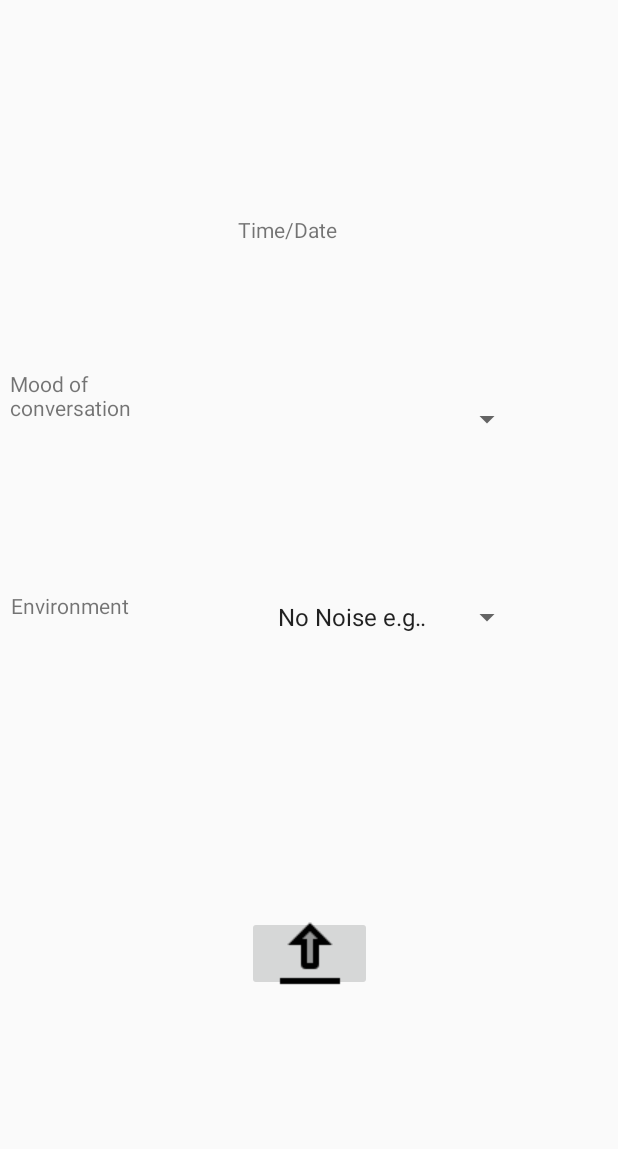
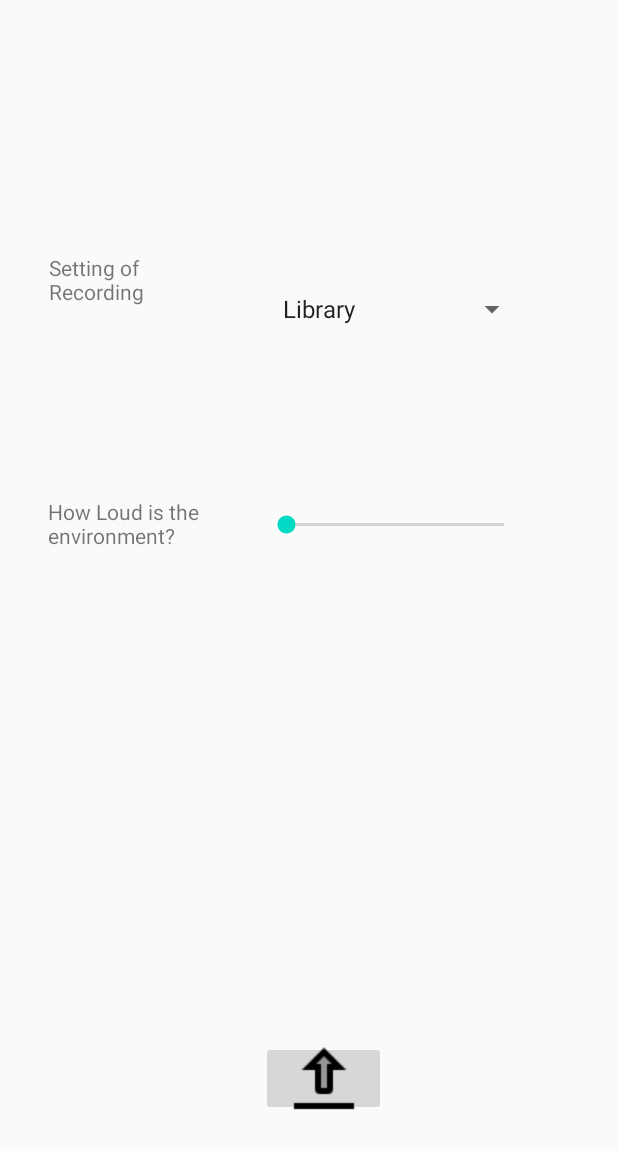
Before and after one commit to chrisdrake112/HeliosVoice, an Android app: the UploadActivity screen opened directly, with no data from a screen before it, on a phone screen of 412 x 824 dp. Shown: the top 1149 px of the screen. Run offline under Robolectric (Android 15) with nearby library versions, the phone set to English and light mode, and no system bars; our stand-ins replace Firebase (no records; nobody signed in at launch, a user with empty details on screens opened directly).

Commit message:
Uploads to firestore and fix to recordaudio()

```diff
--- a/HeliosOrganicSocialGraph/app/build.gradle
+++ b/HeliosOrganicSocialGraph/app/build.gradle
@@ -36,6 +36,7 @@ dependencies {
     implementation 'com.android.support.constraint:constraint-layout:2.0.4'
     implementation 'com.google.firebase:firebase-database:19.2.1'
     implementation 'com.google.firebase:firebase-auth:21.0.1'
+    implementation 'com.google.firebase:firebase-firestore:23.0.3'
     testImplementation 'junit:junit:4.+'
     androidTestImplementation 'com.android.support.test:runner:1.0.2'
     androidTestImplementation 'com.android.support.test.espresso:espresso-core:3.0.2'
--- a/HeliosOrganicSocialGraph/app/src/main/java/ie/adaptcentre/heliosorganicsocialgraph/UploadActivity.java
+++ b/HeliosOrganicSocialGraph/app/src/main/java/ie/adaptcentre/heliosorganicsocialgraph/UploadActivity.java
@@ -1,13 +1,26 @@
 package ie.adaptcentre.heliosorganicsocialgraph;
 
 import android.os.Bundle;
+import android.util.Log;
+import android.view.View;
 import android.widget.ArrayAdapter;
+import android.widget.ImageButton;
 import android.widget.Spinner;
 
+import androidx.annotation.NonNull;
 import androidx.appcompat.app.AppCompatActivity;
 
+import com.google.android.gms.tasks.OnFailureListener;
+import com.google.android.gms.tasks.OnSuccessListener;
+import com.google.firebase.firestore.DocumentReference;
+import com.google.firebase.firestore.FirebaseFirestore;
+
+import java.util.Date;
+import java.util.HashMap;
+import java.util.Map;
+
+
 public class UploadActivity extends AppCompatActivity {
-
 
     @Override
     public void onCreate(Bundle savedInstanceState) {
@@ -15,15 +28,37 @@ public class UploadActivity extends AppCompatActivity {
         setContentView(R.layout.activity_upload);
 
         Spinner spinnerEnvironment = findViewById(R.id.spinnerEnv);
-        Spinner spinnerTone = findViewById(R.id.ToneSpinner);
+        String currentDateTimeString = java.text.DateFormat.getDateTimeInstance().format(new Date());
+        ImageButton UploadImageButton = findViewById(R.id.UploadButton);
+        FirebaseFirestore db = FirebaseFirestore.getInstance();
 
-        ArrayAdapter<CharSequence>toneAdapter = ArrayAdapter.createFromResource(this,R.array.ToneStringArray, android.R.layout.simple_spinner_item);
-        toneAdapter.setDropDownViewResource(android.R.layout.simple_spinner_dropdown_item);
-        spinnerEnvironment.setAdapter(toneAdapter);
-
-        ArrayAdapter<CharSequence>envAdapter = ArrayAdapter.createFromResource(this,R.array.EnvironmentStringArray, android.R.layout.simple_spinner_item);
+        ArrayAdapter<CharSequence> envAdapter = ArrayAdapter.createFromResource(this, R.array.EnvironmentStringArray, android.R.layout.simple_spinner_item);
         envAdapter.setDropDownViewResource(android.R.layout.simple_spinner_dropdown_item);
         spinnerEnvironment.setAdapter(envAdapter);
 
+        UploadImageButton.setOnClickListener((View view) -> {;
+        Map<String, Object> Audio_data = new HashMap<>();
+        Audio_data.put("DATE", currentDateTimeString);
+        Audio_data.put("AudioFile", "Audio file");
+        Audio_data.put("Location", 1815);
+        Audio_data.put("Level of Noise", 1815);
+
+        // Add a new document with a generated ID
+        db.collection("Audio_data")
+                .add(Audio_data)
+                .addOnSuccessListener(new OnSuccessListener<DocumentReference>() {
+                    @Override
+                    public void onSuccess(DocumentReference documentReference) {
+                        Log.d("XXX", "DocumentSnapshot added with ID: " + documentReference.getId());
+                    }
+                })
+                .addOnFailureListener(new OnFailureListener() {
+                    @Override
+                    public void onFailure(@NonNull Exception e) {
+                        Log.w("XXX", "Error adding document", e);
+                    }
+                });
+    });
     }
+
 }
--- a/HeliosOrganicSocialGraph/app/src/main/res/layout/activity_upload.xml
+++ b/HeliosOrganicSocialGraph/app/src/main/res/layout/activity_upload.xml
@@ -11,66 +11,61 @@
         android:layout_height="72dp"
         app:layout_constraintBottom_toBottomOf="parent"
         app:layout_constraintEnd_toEndOf="parent"
-        app:layout_constraintHorizontal_bias="0.737"
+        app:layout_constraintHorizontal_bias="0.75"
         app:layout_constraintStart_toStartOf="parent"
         app:layout_constraintTop_toTopOf="parent"
-        app:layout_constraintVertical_bias="0.499" />
+        app:layout_constraintVertical_bias="0.226" />
 
     <TextView
         android:id="@+id/EnvironmentView"
-        android:layout_width="113dp"
-        android:layout_height="36dp"
+        android:layout_width="96dp"
+        android:layout_height="38dp"
         android:layout_marginEnd="52dp"
-        android:text="Environment"
+        android:text="Setting of Recording"
         app:layout_constraintBottom_toBottomOf="parent"
         app:layout_constraintEnd_toStartOf="@+id/spinnerEnv"
-        app:layout_constraintHorizontal_bias="0.613"
+        app:layout_constraintHorizontal_bias="1.0"
         app:layout_constraintStart_toStartOf="parent"
-        app:layout_constraintTop_toTopOf="parent" />
+        app:layout_constraintTop_toTopOf="parent"
+        app:layout_constraintVertical_bias="0.215" />
 
     <TextView
         android:id="@+id/MoodView"
         android:layout_width="113dp"
         android:layout_height="36dp"
-        android:layout_marginEnd="52dp"
-        android:text="Mood of conversation"
+        android:text="How Loud is the environment? "
         app:layout_constraintBottom_toBottomOf="parent"
-        app:layout_constraintEnd_toStartOf="@+id/spinnerEnv"
-        app:layout_constraintHorizontal_bias="0.583"
+        app:layout_constraintEnd_toStartOf="@+id/seekBar"
+        app:layout_constraintHorizontal_bias="0.524"
         app:layout_constraintStart_toStartOf="parent"
-        app:layout_constraintTop_toTopOf="parent"
-        app:layout_constraintVertical_bias="0.312" />
+        app:layout_constraintTop_toBottomOf="@+id/EnvironmentView"
+        app:layout_constraintVertical_bias="0.214" />
 
     <ImageButton
         android:id="@+id/UploadButton"
         android:layout_width="83dp"
         android:layout_height="50dp"
+        android:layout_marginTop="254dp"
+        android:layout_marginBottom="80dp"
         app:layout_constraintBottom_toBottomOf="parent"
         app:layout_constraintEnd_toEndOf="parent"
+        app:layout_constraintHorizontal_bias="0.53"
+        app:layout_constraintStart_toStartOf="parent"
+        app:layout_constraintTop_toBottomOf="@+id/seekBar"
+        app:layout_constraintVertical_bias="1.0"
+        app:srcCompat="@drawable/icons8_upload_48" />
+
+    <SeekBar
+        android:id="@+id/seekBar"
+        android:layout_width="177dp"
+        android:layout_height="44dp"
+        app:layout_constraintBottom_toBottomOf="parent"
+        app:layout_constraintEnd_toEndOf="parent"
+        app:layout_constraintHorizontal_bias="0.743"
         app:layout_constraintStart_toStartOf="parent"
         app:layout_constraintTop_toBottomOf="@+id/spinnerEnv"
-        app:srcCompat="@drawable/icons8_upload_48" />
+        app:layout_constraintVertical_bias="0.16" /><![CDATA[
 
-    <Spinner
-        android:id="@+id/ToneSpinner"
-        android:layout_width="171dp"
-        android:layout_height="72dp"
-        android:layout_marginBottom="60dp"
-        app:layout_constraintBottom_toTopOf="@+id/spinnerEnv"
-        app:layout_constraintEnd_toEndOf="parent"
-        app:layout_constraintHorizontal_bias="0.737"
-        app:layout_constraintStart_toStartOf="parent" />
-
-    <TextView
-        android:id="@+id/textView"
-        android:layout_width="93dp"
-        android:layout_height="29dp"
-        android:layout_marginBottom="56dp"
-        android:text="Time/Date"
-        app:layout_constraintBottom_toTopOf="@+id/ToneSpinner"
-        app:layout_constraintEnd_toEndOf="parent"
-        app:layout_constraintHorizontal_bias="0.498"
-        app:layout_constraintStart_toStartOf="parent"
-        app:layout_constraintTop_toTopOf="parent"
-        app:layout_constraintVertical_bias="0.909" />
+    />
+]]>
 </androidx.constraintlayout.widget.ConstraintLayout>
--- a/HeliosOrganicSocialGraph/app/src/main/res/values/strings.xml
+++ b/HeliosOrganicSocialGraph/app/src/main/res/values/strings.xml
@@ -2,11 +2,15 @@
     <string name="app_name">HeliosVoice</string>
 
     <string-array name="EnvironmentStringArray">
-        <item>No Noise e.g a Library</item>
-        <item>Quiet e.g walking down a street</item>
-        <item>Busy e.g Coffee shop</item>
-        <item>Loud e.g A Pub</item>
-        <item>Very Loud e.g A concert</item>
+        <item>Library</item>
+        <item>Classroom</item>
+        <item>Public Transport</item>
+        <item>Restaurant</item>
+        <item>Business meeting</item>
+        <item>Coffee shop</item>
+        <item>A Pub</item>
+        <item>Concert</item>
+        <item>Other</item>
     </string-array>
 
     <string-array name="ToneStringArray">
```
Also changed, not shown: HeliosOrganicSocialGraph/app/src/main/java/ie/adaptcentre/heliosorganicsocialgraph/VoiceActivity.java (+22 -26 lines), HeliosOrganicSocialGraph/app/src/main/res/layout/activity_voice.xml (+21 -33 lines), HeliosOrganicSocialGraph/app/src/main/res/drawable-v24/icons8_stop_circled_48.png (added).
